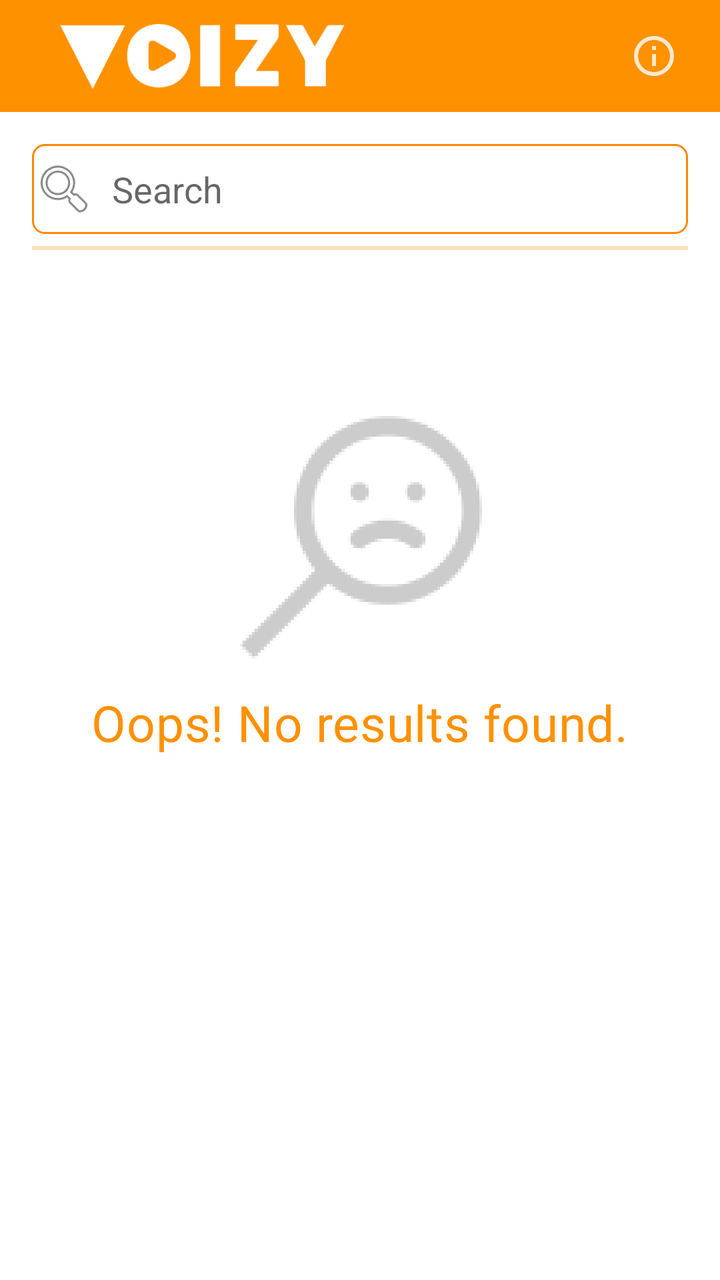
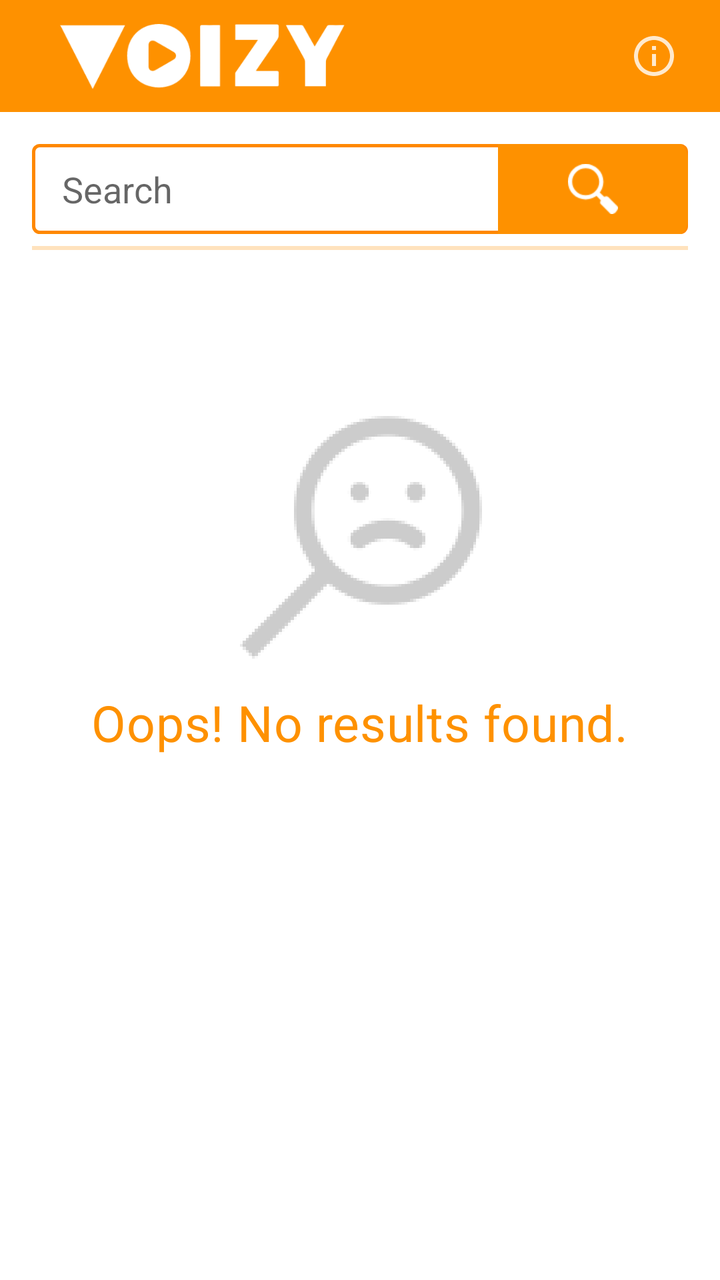

Compare the two renders of this Android layout. The source of the first and the diff that turns it into the second are given below.
<!-- AndroidManifest.xml: application theme AppTheme.Launcher -->
<!-- res/layout/library_fragment.xml -->
<?xml version="1.0" encoding="utf-8"?>
<androidx.constraintlayout.widget.ConstraintLayout xmlns:app="http://schemas.android.com/apk/res-auto"
    xmlns:android="http://schemas.android.com/apk/res/android"
    android:layout_width="match_parent"
    android:layout_height="match_parent"
    android:background="@android:color/white">

    <com.google.android.material.appbar.AppBarLayout
        android:id="@+id/app_bar_layout"
        android:layout_height="?android:attr/actionBarSize"
        android:layout_width="match_parent"
        app:layout_constraintTop_toTopOf="parent">

        <android.widget.Toolbar
            android:id="@+id/toolbar"
            android:theme="@style/VoizyAppBarTheme"
            android:layout_width="match_parent"
            android:layout_height="match_parent"
            android:elevation="4dp">

            <ImageView
                android:layout_width="142.5dp"
                android:layout_height="32.5dp"
                android:layout_marginStart="30dp"
                android:layout_marginTop="12dp"
                android:layout_marginBottom="11.5dp"
                android:src="@drawable/voizy_logo" />

            <ImageButton
                android:id="@+id/btn_privacy_policy"
                android:layout_width="50dp"
                android:layout_height="50dp"
                android:layout_marginEnd="8dp"
                android:layout_gravity="end"
                android:src="@drawable/info_white"
                android:background="@android:color/transparent" />

        </android.widget.Toolbar>

    </com.google.android.material.appbar.AppBarLayout>

    <EditText
        android:id="@+id/et_search"
        android:layout_width="0dp"
        android:layout_height="45dp"
        android:layout_marginTop="16dp"
        android:layout_marginStart="16dp"
        android:layout_marginEnd="16dp"
        app:layout_constraintStart_toStartOf="parent"
        app:layout_constraintTop_toBottomOf="@id/app_bar_layout"
        app:layout_constraintEnd_toEndOf="parent"
        android:drawablePadding="8dp"
        android:foregroundTintMode="@android:color/white"
        android:drawableLeft="@android:drawable/ic_menu_search"
        android:hint="Search"
        android:background="@drawable/border_background" />

    <ProgressBar
        android:id="@+id/progress_initial_loader"
        style="?android:attr/progressBarStyleHorizontal"
        android:layout_width="match_parent"
        android:layout_height="10dp"
        android:layout_marginStart="16dp"
        android:layout_marginEnd="16dp"
        android:layout_marginTop="2dp"
        app:layout_constraintTop_toBottomOf="@+id/et_search"
        android:indeterminate="true"
        android:progressTint="@android:color/holo_orange_dark"
        android:progressBackgroundTint="@android:color/transparent" />

    <androidx.recyclerview.widget.RecyclerView
        android:id="@+id/rv_voizy_list"
        android:layout_width="match_parent"
        android:layout_height="0dp"
        app:layout_constraintTop_toBottomOf="@+id/progress_initial_loader"
        android:layout_marginBottom="8dp"
        android:layout_marginTop="2dp"
        app:layout_constraintBottom_toBottomOf="parent" />

    <RelativeLayout
        android:id="@+id/layout_no_results"
        android:layout_width="wrap_content"
        android:layout_height="wrap_content"
        app:layout_constraintBottom_toBottomOf="parent"
        app:layout_constraintEnd_toEndOf="@+id/rv_voizy_list"
        app:layout_constraintStart_toStartOf="@+id/rv_voizy_list"
        app:layout_constraintTop_toBottomOf="@+id/progress_initial_loader"
        app:layout_constraintVertical_bias="0.20">

        <ImageView
            android:id="@+id/iv_no_results"
            android:layout_width="wrap_content"
            android:layout_height="wrap_content"
            android:layout_centerHorizontal="true"
            android:src="@drawable/no_results" />

        <TextView
            android:layout_width="wrap_content"
            android:layout_height="wrap_content"
            android:text="@string/info_no_results"
            android:layout_below="@+id/iv_no_results"
            android:letterSpacing="0.01"
            android:lineSpacingExtra="5.5sp"
            android:textSize="25sp"
            android:textColor="@color/voizy_orange" />

    </RelativeLayout>


    <com.google.android.material.floatingactionbutton.FloatingActionButton
        android:id="@+id/test_button"
        android:layout_width="wrap_content"
        android:layout_height="wrap_content"
        android:layout_marginBottom="8dp"
        app:layout_constraintBottom_toBottomOf="parent"
        app:layout_constraintEnd_toEndOf="parent"
        android:layout_marginEnd="8dp"
        android:visibility="gone"
        android:src="@android:drawable/ic_input_add" />

</androidx.constraintlayout.widget.ConstraintLayout>
<!-- resources referenced by this layout -->
<resources>
  <color name="voizy_orange">#FE9100</color>
  <!-- drawable border_background (drawable) -->
  <layer-list xmlns:android="http://schemas.android.com/apk/res/android">
      <item>
          <shape>
              <corners android:radius="6dp"/>
              <solid android:color="@android:color/transparent"/>
              <stroke
                  android:width="1dp"
                  android:color="@android:color/holo_orange_dark"/>
          </shape>
      </item>
  </layer-list>
  <!-- drawable info_white (drawable-anydpi) -->
  <vector xmlns:android="http://schemas.android.com/apk/res/android"
      android:width="24dp"
      android:height="24dp"
      android:viewportWidth="24"
      android:viewportHeight="24"
      android:tint="#FFFFFF"
      android:alpha="0.8">
      <path
          android:fillColor="#FF000000"
          android:pathData="M11,17h2v-6h-2v6zM12,2C6.48,2 2,6.48 2,12s4.48,10 10,10 10,-4.48 10,-10S17.52,2 12,2zM12,20c-4.41,0 -8,-3.59 -8,-8s3.59,-8 8,-8 8,3.59 8,8 -3.59,8 -8,8zM11,9h2L13,7h-2v2z"/>
  </vector>
  <!-- drawable no_results: png bitmap (drawable-hdpi, 6188 bytes) -->
  <!-- drawable voizy_logo: png bitmap (drawable-hdpi, 5680 bytes) -->
  <string name="info_no_results">"Oops! No results found."</string>
  <style name="VoizyAppBarTheme" parent="@style/Widget.AppCompat.ActionBar">
          <item name="android:background">@color/voizy_orange</item>
          <item name="android:icon">@drawable/splash_screen_image</item>
      </style>
  <style name="AppTheme.Launcher" parent="AppTheme">
          <item name="android:windowBackground">@drawable/splash_screen_drawable</item>
          <item name="android:windowTranslucentStatus">true</item>
          <item name="android:windowTranslucentNavigation">true</item>
      </style>
  <!-- drawable splash_screen_image: png bitmap (drawable, 5870 bytes) -->
  <style name="AppTheme" parent="@style/Theme.AppCompat.Light.DarkActionBar">
          
          <item name="colorPrimary">@android:color/white</item>
          <item name="colorPrimaryDark">@android:color/white</item>
          <item name="colorAccent">@color/voizy_orange</item>
          <item name="android:statusBarColor">@color/voizy_orange</item>
          <item name="actionBarStyle">@style/VoizyAppBarTheme</item>
      </style>
  <!-- drawable splash_screen_drawable (drawable) -->
  <?xml version="1.0" encoding="utf-8"?>
  <layer-list xmlns:android="http://schemas.android.com/apk/res/android"
      android:opacity="opaque">
  
      <item android:drawable="@color/voizy_orange"/>
  
      <item>
          <bitmap
              android:src="@drawable/splash_screen_image"
              android:gravity="center"/>
      </item>
  
  </layer-list>
</resources>

<!-- the commit's change to res/layout/library_fragment.xml (unified diff, before → after) -->
@@ -49,10 +49,11 @@
         app:layout_constraintStart_toStartOf="parent"
         app:layout_constraintTop_toBottomOf="@id/app_bar_layout"
         app:layout_constraintEnd_toEndOf="parent"
-        android:drawablePadding="8dp"
-        android:foregroundTintMode="@android:color/white"
-        android:drawableLeft="@android:drawable/ic_menu_search"
-        android:hint="Search"
+        android:drawableEnd="@drawable/search"
+        android:paddingStart="15dp"
+        android:drawablePadding="0dp"
+        android:textColor="@color/dark_gray_text"
+        android:hint="@string/search"
         android:background="@drawable/border_background" />
 
     <ProgressBar
<!-- resource entries referenced after the edit -->
@@ -1,14 +1,15 @@
 <!-- resources referenced by this layout -->
 <resources>
+  <color name="dark_gray_text">#707070</color>
   <color name="voizy_orange">#FE9100</color>
   <!-- drawable border_background (drawable) -->
   <layer-list xmlns:android="http://schemas.android.com/apk/res/android">
       <item>
           <shape>
-              <corners android:radius="6dp"/>
+              <corners android:radius="3dp"/>
               <solid android:color="@android:color/transparent"/>
               <stroke
-                  android:width="1dp"
+                  android:width="1.5dp"
                   android:color="@android:color/holo_orange_dark"/>
           </shape>
       </item>
@@ -26,8 +27,32 @@
           android:pathData="M11,17h2v-6h-2v6zM12,2C6.48,2 2,6.48 2,12s4.48,10 10,10 10,-4.48 10,-10S17.52,2 12,2zM12,20c-4.41,0 -8,-3.59 -8,-8s3.59,-8 8,-8 8,3.59 8,8 -3.59,8 -8,8zM11,9h2L13,7h-2v2z"/>
   </vector>
   <!-- drawable no_results: png bitmap (drawable-hdpi, 6188 bytes) -->
+  <!-- drawable search (drawable) -->
+  <?xml version="1.0" encoding="utf-8"?>
+  <layer-list xmlns:android="http://schemas.android.com/apk/res/android">
+      <item>
+  
+          <shape android:shape="rectangle">
+              <corners
+                  android:topRightRadius="10dp"
+                  android:bottomRightRadius="10dp" />
+              <solid android:color="@color/voizy_orange" />
+              <size
+                  android:width="95dp"
+                  android:height="50dp" />
+          </shape>
+      </item>
+  
+      <item
+          android:drawable="@drawable/search_magnifying_glass"
+          android:gravity="center"
+          android:height="25dp"
+          android:width="25dp" />
+  
+  </layer-list>
   <!-- drawable voizy_logo: png bitmap (drawable-hdpi, 5680 bytes) -->
   <string name="info_no_results">"Oops! No results found."</string>
+  <string name="search">Search</string>
   <style name="VoizyAppBarTheme" parent="@style/Widget.AppCompat.ActionBar">
           <item name="android:background">@color/voizy_orange</item>
           <item name="android:icon">@drawable/splash_screen_image</item>
@@ -37,6 +62,7 @@
           <item name="android:windowTranslucentStatus">true</item>
           <item name="android:windowTranslucentNavigation">true</item>
       </style>
+  <!-- drawable search_magnifying_glass: png bitmap (drawable-xhdpi, 1243 bytes) -->
   <!-- drawable splash_screen_image: png bitmap (drawable, 5870 bytes) -->
   <style name="AppTheme" parent="@style/Theme.AppCompat.Light.DarkActionBar">
           
